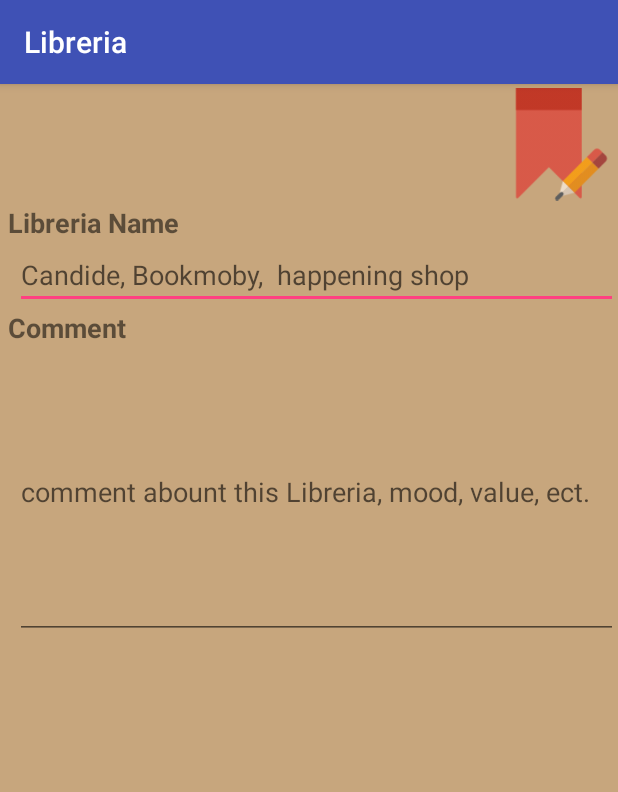
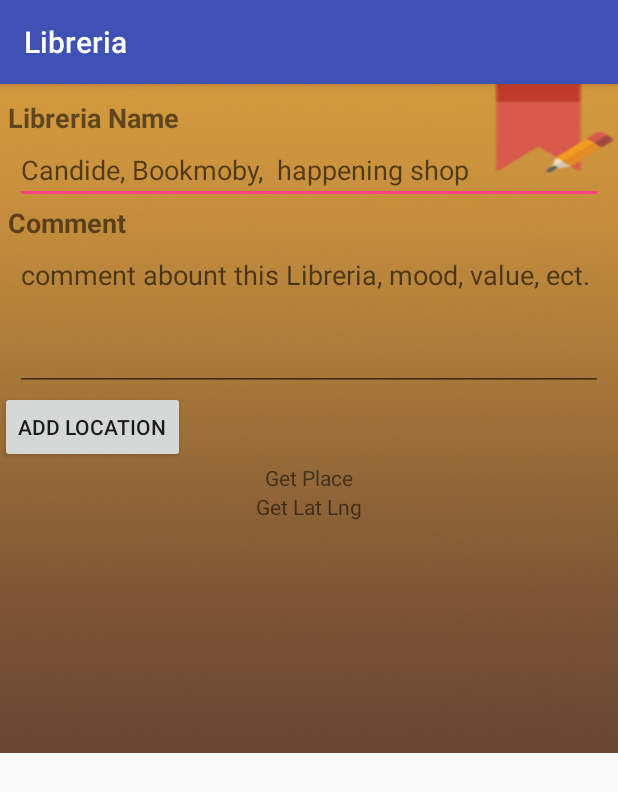
Before and after one commit to nanntch/final_project_android, an Android app: the AddDetail screen opened directly, with no data from a screen before it, on a phone screen of 412 x 824 dp. Shown: the top 792 px of the screen. Run offline under Robolectric (Android 15) with nearby library versions, the phone set to English and light mode, and no system bars; our stand-ins replace Room's generated code.

Commit message:
get location each liberia

```diff
--- a/Libreria/app/src/main/res/layout/activity_add_detail.xml
+++ b/Libreria/app/src/main/res/layout/activity_add_detail.xml
@@ -1,4 +1,9 @@
 <?xml version="1.0" encoding="utf-8"?>
+<ScrollView
+    android:layout_width="match_parent"
+    android:layout_height="match_parent"
+    xmlns:android="http://schemas.android.com/apk/res/android">
+
     <LinearLayout
         xmlns:android="http://schemas.android.com/apk/res/android"
         xmlns:app="http://schemas.android.com/apk/res-auto"
@@ -6,23 +11,15 @@
         android:layout_width="match_parent"
         android:layout_height="match_parent"
         android:orientation="vertical"
-    android:background="#c7a67d"
+        android:background="@drawable/bd_add1"
         tools:context="kmitl.natcha58070069.com.libreria.AddDetail">
-
-    <ImageView
-        android:id="@+id/imageView2"
-        android:layout_width="75dp"
-        android:layout_height="80dp"
-        android:layout_gravity="right"
-        app:srcCompat="@drawable/bookmark1"
-        tools:layout_editor_absoluteX="338dp"
-        tools:layout_editor_absoluteY="0dp" />
 
         <TextView
             android:id="@+id/textName"
             android:layout_width="match_parent"
             android:layout_height="wrap_content"
             android:layout_marginLeft="5dp"
+            android:layout_marginTop="10dp"
             android:text="Libreria Name"
             android:textSize="18sp"
             android:textStyle="bold" />
@@ -32,6 +29,7 @@
             android:layout_width="match_parent"
             android:layout_height="wrap_content"
             android:layout_marginLeft="10dp"
+            android:layout_marginRight="10dp"
             android:ems="10"
             android:hint="Candide, Bookmoby,  happening shop"
             android:inputType="text" />
@@ -48,11 +46,37 @@
         <EditText
             android:id="@+id/editComment"
             android:layout_width="match_parent"
-        android:layout_height="195dp"
+            android:layout_height="100dp"
             android:layout_marginLeft="10dp"
+            android:layout_marginRight="10dp"
             android:ems="10"
+            android:lines="10"
+            android:minLines="1"
+            android:gravity="top|left"
+            android:maxLines="10"
+            android:scrollbars="vertical"
             android:hint="comment abount this Libreria, mood, value, ect."
-        android:inputType="textPersonName" />
+            android:inputType="textMultiLine" />
+
+        <Button
+            android:layout_width="wrap_content"
+            android:layout_height="wrap_content"
+            android:text="Add Location"
+            android:onClick="placeClick"/>
+
+        <TextView
+            android:id="@+id/tvLocation"
+            android:layout_width="match_parent"
+            android:layout_height="wrap_content"
+            android:gravity="center"
+            android:text="Get Place" />
+
+        <TextView
+            android:id="@+id/tvLatLng"
+            android:layout_width="match_parent"
+            android:layout_height="wrap_content"
+            android:gravity="center"
+            android:text="Get Lat Lng" />
 
         <Button
             android:id="@+id/saveBtn"
@@ -65,4 +89,7 @@
             android:layout_width="match_parent"
             android:layout_height="wrap_content"
             android:text="DELETE" />
+
     </LinearLayout>
+
+</ScrollView>
--- a/Libreria/app/src/main/res/layout/activity_find_locat.xml
+++ b/Libreria/app/src/main/res/layout/activity_find_locat.xml
@@ -9,10 +9,11 @@
     tools:context="kmitl.natcha58070069.com.libreria.FindLocation">
 
     <Button
-        android:id="@+id/goToBtn"
+        android:id="@+id/backToMainBtn"
         android:layout_width="wrap_content"
         android:layout_height="wrap_content"
-        android:text="GO TO" />
+        android:onClick="backToMain"
+        android:text="BACK" />
 
     <Button
         android:id="@+id/placePicker"
--- a/Libreria/app/src/main/res/layout/activity_maps.xml
+++ b/Libreria/app/src/main/res/layout/activity_maps.xml
@@ -4,5 +4,4 @@
     android:id="@+id/map"
     android:name="com.google.android.gms.maps.SupportMapFragment"
     android:layout_width="match_parent"
-    android:layout_height="match_parent"
-    tools:context="kmitl.natcha58070069.com.libreria.MapsActivity" />
+    android:layout_height="match_parent" />
```
Also changed, not shown: Libreria/app/build.gradle (+9 -0 lines), Libreria/app/src/main/java/kmitl/natcha58070069/com/libreria/AddDetail.java (+48 -0 lines), Libreria/app/src/main/java/kmitl/natcha58070069/com/libreria/FindLocation.java (+8 -10 lines), Libreria/app/src/main/java/kmitl/natcha58070069/com/libreria/LibreriaInfo.java (+28 -0 lines), Libreria/app/src/main/java/kmitl/natcha58070069/com/libreria/MapsActivity.java (+197 -197 lines), Libreria/app/src/main/java/kmitl/natcha58070069/com/libreria/myAdapter.java (+15 -1 lines), Libreria/app/src/main/res/layout/activity_main.xml (+3 -12 lines), Libreria/app/src/main/res/layout/item.xml (+19 -14 lines), Libreria/app/src/main/res/drawable/bd_add1.png (added), Libreria/app/src/main/res/drawable/bg_main1.png (added), Libreria/app/src/main/res/drawable/bgv1.jpg (deleted), Libreria/app/src/main/res/drawable/cov_icon.png (added), Libreria/app/src/main/res/drawable/cov_nacha.png (added), Libreria/app/src/main/res/drawable/cov_name.png (added), 1 more files, 1 other file. Lines whose indentation alone changed are shown as unchanged.
